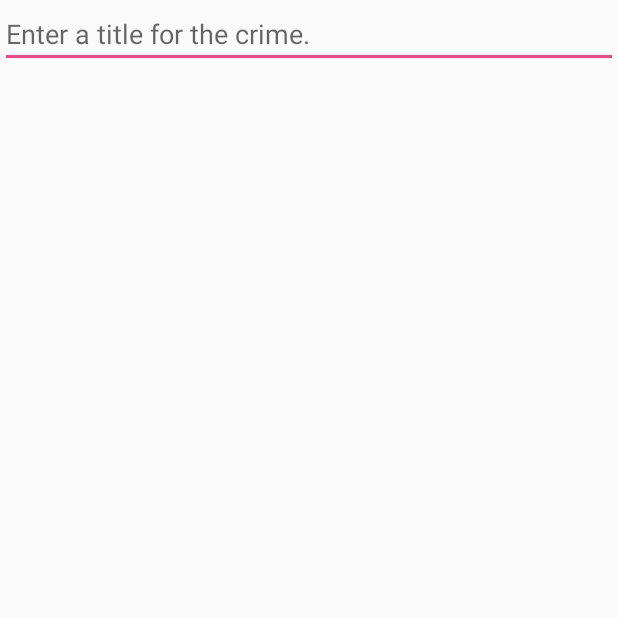
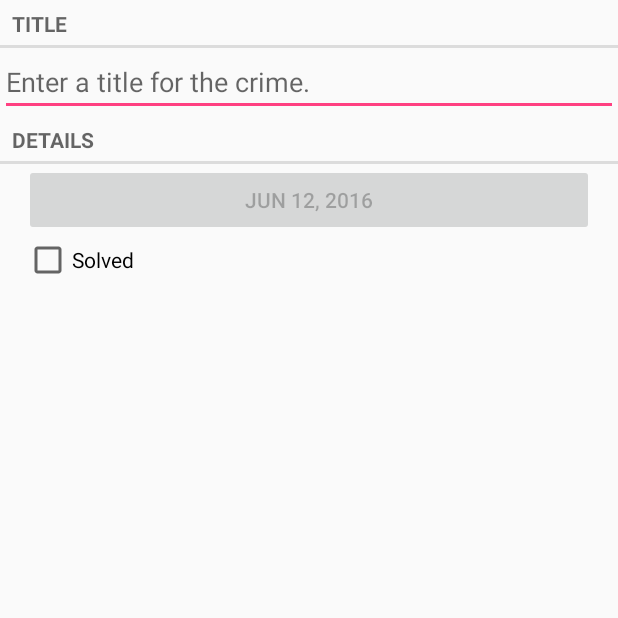
Before and after one commit to sipdar/AndroidStudy, an Android app: the screen it shows after launch (CrimeActivity), on a phone screen of 412 x 824 dp, the top half of it. Run offline under Robolectric (Android 15) with nearby library versions, the phone set to English and light mode, and no system bars.

Commit message:
use fragment

```diff
--- a/CriminaIntent/app/src/main/java/com/example/sunny/criminaintent/Crime.java
+++ b/CriminaIntent/app/src/main/java/com/example/sunny/criminaintent/Crime.java
@@ -1,5 +1,7 @@
 package com.example.sunny.criminaintent;
 
+import java.security.PrivateKey;
+import java.util.Date;
 import java.util.UUID;
 
 /**
@@ -9,6 +11,31 @@ import java.util.UUID;
 public class Crime {
     private  String mTitle;
     private UUID mID;
+    private Date mDate;
+    private boolean mSolved;
+
+
+    public Crime() {
+        mID = UUID.randomUUID();
+        mDate = new Date();
+    }
+
+
+    public Date getDate() {
+        return mDate;
+    }
+
+    public void setDate(Date date) {
+        mDate = date;
+    }
+
+    public boolean isSolved() {
+        return mSolved;
+    }
+
+    public void setSolved(boolean solved) {
+        mSolved = solved;
+    }
 
     public UUID getID() {
         return mID;
@@ -26,8 +53,4 @@ public class Crime {
         mTitle = title;
     }
 
-    public Crime() {
-        mID = UUID.randomUUID();
-    }
-
 }
--- a/CriminaIntent/app/src/main/java/com/example/sunny/criminaintent/CrimeFragment.java
+++ b/CriminaIntent/app/src/main/java/com/example/sunny/criminaintent/CrimeFragment.java
@@ -8,7 +8,14 @@ import android.text.TextWatcher;
 import android.view.LayoutInflater;
 import android.view.View;
 import android.view.ViewGroup;
+import android.widget.Button;
+import android.widget.CheckBox;
+import android.widget.CompoundButton;
 import android.widget.EditText;
+
+import java.text.DateFormat;
+import java.text.SimpleDateFormat;
+import java.util.Locale;
 
 /**
  * Created by sunny on 16/6/12.
@@ -17,6 +24,8 @@ import android.widget.EditText;
 public class CrimeFragment extends Fragment {
     private Crime mCrime;
     private EditText mTitleField;
+    private Button mDateButton;
+    private CheckBox mSolvedCheckBox;
 
     @Override
     public void onCreate(@Nullable Bundle savedInstanceState) {
@@ -27,8 +36,24 @@ public class CrimeFragment extends Fragment {
     @Override
     public View onCreateView(LayoutInflater inflater, @Nullable ViewGroup container, @Nullable Bundle savedInstanceState) {
         View view = inflater.inflate(R.layout.fragment_crime, container, false);
-         mTitleField = (EditText) view.findViewById(R.id.crime_title);
+        mTitleField = (EditText) view.findViewById(R.id.crime_title);
 
+        mDateButton = (Button) view.findViewById(R.id.crime_date);
+
+        mDateButton.setEnabled(false);
+        mSolvedCheckBox = (CheckBox) view.findViewById(R.id.crime_solved);
+        Locale locale = new Locale("en", "US");
+
+        DateFormat mediumDateFormat = DateFormat.getDateInstance(DateFormat.MEDIUM, locale);
+
+        mDateButton.setText(mediumDateFormat.format(mCrime.getDate()));
+
+        mSolvedCheckBox.setOnCheckedChangeListener(new CompoundButton.OnCheckedChangeListener() {
+            @Override
+            public void onCheckedChanged(CompoundButton buttonView, boolean isChecked) {
+                mSolvedCheckBox.setChecked(isChecked);
+            }
+        });
         mTitleField.addTextChangedListener(new TextWatcher() {
             @Override
             public void beforeTextChanged(CharSequence s, int start, int count, int after) {
--- a/CriminaIntent/app/src/main/res/layout/fragment_crime.xml
+++ b/CriminaIntent/app/src/main/res/layout/fragment_crime.xml
@@ -1,12 +1,38 @@
 <?xml version="1.0" encoding="utf-8"?>
 <LinearLayout xmlns:android="http://schemas.android.com/apk/res/android"
               android:layout_width="match_parent"
-              android:layout_height="match_parent">
-
+              android:layout_height="wrap_content"
+    android:orientation="vertical">
+    <TextView
+        android:id="@+id/crime_title_label"
+        android:layout_width="match_parent"
+        android:layout_height="wrap_content"
+        android:text="@string/crime_title_label"
+        style="?android:listSeparatorTextViewStyle"/>
     <EditText
         android:id="@+id/crime_title"
         android:layout_width="match_parent"
         android:layout_height="wrap_content"
         android:hint="@string/crime_title_hint"/>
+    <TextView
+        android:id="@+id/crime_detail_label"
+        android:layout_width="match_parent"
+        android:layout_height="wrap_content"
+        android:text="@string/crime_details_label"
+        style="?android:listSeparatorTextViewStyle"/>
+    <Button
+        android:id="@+id/crime_date"
+        android:layout_width="match_parent"
+        android:layout_height="wrap_content"
+        android:layout_marginLeft="16dp"
+        android:layout_marginRight="16dp"/>
+
+    <CheckBox
+        android:id="@+id/crime_solved"
+        android:layout_width="match_parent"
+        android:layout_height="wrap_content"
+        android:layout_marginLeft="16dp"
+        android:layout_marginRight="16dp"
+        android:text="@string/crime_solved_label"/>
 
 </LinearLayout>
--- a/CriminaIntent/app/src/main/res/values/strings.xml
+++ b/CriminaIntent/app/src/main/res/values/strings.xml
@@ -1,4 +1,7 @@
 <resources>
     <string name="app_name">CriminaIntent</string>
     <string name="crime_title_hint">Enter a title for the crime.</string>
+    <string name="crime_title_label">Title</string>
+    <string name="crime_details_label">Details</string>
+    <string name="crime_solved_label">Solved</string>
 </resources>
```
